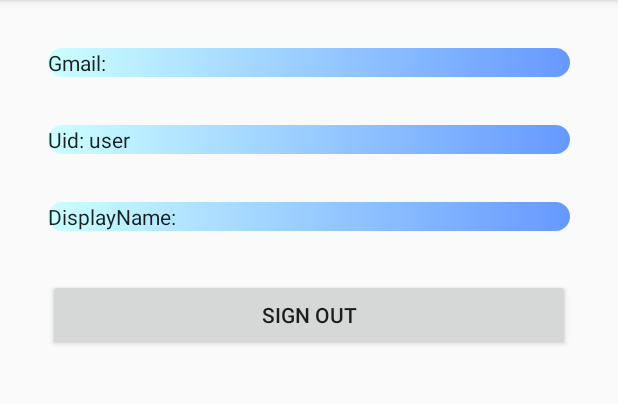
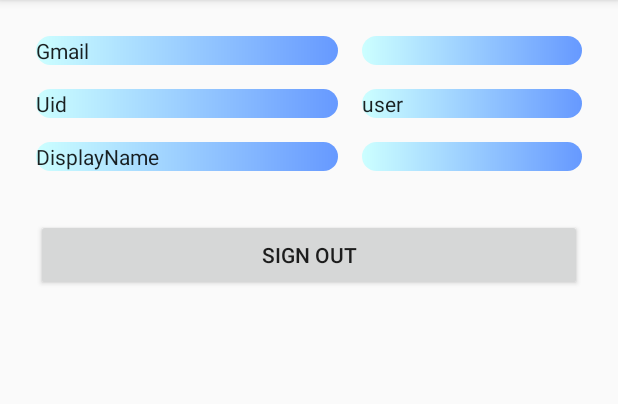
Before and after one commit to MOONYAN/EZShopping, an Android app: the MainActivity screen opened directly, with no data from a screen before it, after a tap on an icon or button, on a phone screen of 412 x 824 dp, the part 84-488 px from its top. Run offline under Robolectric (Android 15) with nearby library versions, the phone set to English and light mode, and no system bars; our stand-ins replace Firebase (no records; nobody signed in at launch, a user with empty details on screens opened directly).

Commit message:
fix account xml

```diff
--- a/app/build.gradle
+++ b/app/build.gradle
@@ -23,10 +23,10 @@ dependencies {
     compile fileTree(dir: 'libs', include: ['*.jar'])
     testCompile 'junit:junit:4.12'
     compile 'com.android.support:appcompat-v7:24.1.1'
-    compile 'com.google.firebase:firebase-core:9.2.1'
-    compile 'com.google.firebase:firebase-database:9.2.1'
-    compile 'com.google.firebase:firebase-auth:9.2.1'
-    compile 'com.google.android.gms:play-services-auth:9.2.1'
+    compile 'com.google.firebase:firebase-core:9.4.0'
+    compile 'com.google.firebase:firebase-database:9.4.0'
+    compile 'com.google.firebase:firebase-auth:9.4.0'
+    compile 'com.google.android.gms:play-services-auth:9.4.0'
     compile 'com.journeyapps:zxing-android-embedded:3.0.2@aar'
     compile 'com.google.zxing:core:3.2.0'
     compile 'com.android.support:support-v4:24.1.1'
--- a/app/src/main/java/tw/edu/ntut/ezshopping/AccountActivity.java
+++ b/app/src/main/java/tw/edu/ntut/ezshopping/AccountActivity.java
@@ -39,6 +39,8 @@ public class AccountActivity extends BaseActivity implements GoogleApiClient.OnC
     private TextView _gmailTextView;
     private TextView _uidTextView;
     private TextView _displayNameTextView;
+    private View _signInButton;
+    private View _signOutButton;
 
     @Override
     protected void onCreate(Bundle savedInstanceState)
@@ -98,11 +100,13 @@ public class AccountActivity extends BaseActivity implements GoogleApiClient.OnC
         _gmailTextView = (TextView) findViewById(R.id.gmail_text);
         _uidTextView = (TextView) findViewById(R.id.uid_text);
         _displayNameTextView = (TextView) findViewById(R.id.display_name_text);
+        _signInButton = findViewById(R.id.sign_in_button);
+        _signOutButton = findViewById(R.id.sign_out_button);
     }
 
     private void processControllers()
     {
-        findViewById(R.id.sign_in_button).setOnClickListener(new View.OnClickListener()
+        _signInButton.setOnClickListener(new View.OnClickListener()
         {
             @Override
             public void onClick(View view)
@@ -110,7 +114,7 @@ public class AccountActivity extends BaseActivity implements GoogleApiClient.OnC
                 signIn();
             }
         });
-        findViewById(R.id.sign_out_button).setOnClickListener(new View.OnClickListener()
+        _signOutButton.setOnClickListener(new View.OnClickListener()
         {
             @Override
             public void onClick(View view)
@@ -229,23 +233,20 @@ public class AccountActivity extends BaseActivity implements GoogleApiClient.OnC
             editor.putString("FirebaseId", user.getUid());
             FirebaseDatabase database = FirebaseDatabase.getInstance();
             database.getReference("user").child(user.getUid()).setValue(new User(user));
-
-            _gmailTextView.setText(getString(R.string.gmail_format_string, user.getEmail()));
-            _uidTextView.setText(getString(R.string.uid_format_string, user.getUid()));
-            _displayNameTextView.setText(getString(R.string.displayName_format_string, user.getDisplayName()));
-            findViewById(R.id.sign_in_button).setVisibility(View.GONE);
-            findViewById(R.id.sign_out_layout).setVisibility(View.VISIBLE);
+            _gmailTextView.setText(user.getEmail());
+            _uidTextView.setText(user.getUid());
+            _displayNameTextView.setText(user.getDisplayName());
+            _signInButton.setVisibility(View.GONE);
+            _signOutButton.setVisibility(View.VISIBLE);
         }
         else
         {
             editor.clear();
-
             _gmailTextView.setText(null);
             _uidTextView.setText(null);
             _displayNameTextView.setText(null);
-
-            findViewById(R.id.sign_in_button).setVisibility(View.VISIBLE);
-            findViewById(R.id.sign_out_layout).setVisibility(View.GONE);
+            _signInButton.setVisibility(View.VISIBLE);
+            _signOutButton.setVisibility(View.GONE);
         }
         editor.apply();
     }
--- a/app/src/main/java/tw/edu/ntut/ezshopping/CheckoutActivity.java
+++ b/app/src/main/java/tw/edu/ntut/ezshopping/CheckoutActivity.java
@@ -1,6 +1,5 @@
 package tw.edu.ntut.ezshopping;
 
-import android.content.SharedPreferences;
 import android.os.Bundle;
 import android.support.v7.app.ActionBar;
 import android.support.v7.widget.LinearLayoutManager;
@@ -51,8 +50,7 @@ public class CheckoutActivity extends BaseActivity
     private void initializeField()
     {
         _model = Model.getInstance();
-        SharedPreferences sharedPreferences = getSharedPreferences(getString(R.string.preferenceName), MODE_PRIVATE);
-        _uid = sharedPreferences.getString("FirebaseId", null);
+        _uid = _model.getFirebaseId();
         _cart = _model.getCart();
     }
 
--- a/app/src/main/java/tw/edu/ntut/ezshopping/LogActivity.java
+++ b/app/src/main/java/tw/edu/ntut/ezshopping/LogActivity.java
@@ -1,7 +1,6 @@
 package tw.edu.ntut.ezshopping;
 
 import android.content.Intent;
-import android.content.SharedPreferences;
 import android.os.Bundle;
 import android.support.v7.app.ActionBar;
 import android.support.v7.widget.LinearLayoutManager;
@@ -23,6 +22,7 @@ import java.util.List;
 import tw.edu.ntut.ezshopping.FireField.FireRecord;
 import tw.edu.ntut.ezshopping.ModelField.FireFactory;
 import tw.edu.ntut.ezshopping.ModelField.LogData;
+import tw.edu.ntut.ezshopping.ModelField.Model;
 import tw.edu.ntut.ezshopping.ModelField.Record;
 
 public class LogActivity extends BaseActivity
@@ -30,7 +30,6 @@ public class LogActivity extends BaseActivity
     private static final String TAG = "CartActivity";
     private RecyclerView _recyclerView;
     private TextView _totalCostText;
-    //    private List<Record> _recordList;
     private String _uid;
     private LogData _logData;
 
@@ -50,8 +49,7 @@ public class LogActivity extends BaseActivity
 
     private void initializeField()
     {
-        SharedPreferences sharedPreferences = getSharedPreferences(getString(R.string.preferenceName), MODE_PRIVATE);
-        _uid = sharedPreferences.getString("FirebaseId", null);
+        _uid = Model.getInstance().getFirebaseId();
     }
 
     private void initializeRecordList()
@@ -67,7 +65,6 @@ public class LogActivity extends BaseActivity
                 };
                 HashMap<String, FireRecord> fireRecordMap = dataSnapshot.getValue(genericTypeIndicator);
                 _logData = FireFactory.ParseLogData(fireRecordMap);
-//                _recordList = FireFactory.ParseRecordList(fireRecordMap);
                 Log.d(TAG, "onDataChange: end");
                 hideProgressDialog();
                 initializeRecyclerView();
--- a/app/src/main/java/tw/edu/ntut/ezshopping/MainActivity.java
+++ b/app/src/main/java/tw/edu/ntut/ezshopping/MainActivity.java
@@ -6,6 +6,8 @@ import android.os.Bundle;
 import android.support.v7.app.ActionBar;
 import android.support.v7.app.AppCompatActivity;
 import android.view.View;
+
+import tw.edu.ntut.ezshopping.ModelField.Model;
 
 public class MainActivity extends AppCompatActivity
 {
@@ -16,7 +18,10 @@ public class MainActivity extends AppCompatActivity
     {
         super.onResume();
         SharedPreferences sharedPreferences = getSharedPreferences(getString(R.string.preferenceName), MODE_PRIVATE);
-        if (sharedPreferences.getString("FirebaseId", null) == null)
+
+        String firebaseId = sharedPreferences.getString("FirebaseId", null);
+        Model.getInstance().setFirebaseId(firebaseId);
+        if (firebaseId == null)
         {
             Intent intent = new Intent(this, AccountActivity.class);
             startActivity(intent);
--- a/app/src/main/java/tw/edu/ntut/ezshopping/ModelField/Model.java
+++ b/app/src/main/java/tw/edu/ntut/ezshopping/ModelField/Model.java
@@ -7,7 +7,7 @@ public class Model
 {
     private static Model _model = new Model();
     private Cart _cart;
-    private User _user;
+    private String _firebaseId;
 
     private Model()
     {
@@ -17,6 +17,16 @@ public class Model
     public static Model getInstance()
     {
         return _model;
+    }
+
+    public String getFirebaseId()
+    {
+        return _firebaseId;
+    }
+
+    public void setFirebaseId(String firebaseId)
+    {
+        _firebaseId = firebaseId;
     }
 
     public Cart getCart()
--- a/app/src/main/res/layout/activity_account.xml
+++ b/app/src/main/res/layout/activity_account.xml
@@ -4,63 +4,96 @@
     xmlns:tools="http://schemas.android.com/tools"
     android:layout_width="match_parent"
     android:layout_height="match_parent"
+    android:layout_margin="@dimen/default_margin"
     android:orientation="vertical"
-    android:paddingBottom="@dimen/activity_vertical_margin"
-    android:paddingLeft="@dimen/activity_horizontal_margin"
-    android:paddingRight="@dimen/activity_horizontal_margin"
-    android:paddingTop="@dimen/activity_vertical_margin"
     tools:context="tw.edu.ntut.ezshopping.AccountActivity">
+
+    <TableLayout
+        android:layout_width="wrap_content"
+        android:layout_height="wrap_content"
+        android:stretchColumns="*"
+        android:layout_margin="@dimen/default_margin">
+
+        <TableRow>
+
+            <TextView
+                android:layout_width="match_parent"
+                android:layout_height="wrap_content"
+                android:layout_margin="@dimen/default_margin"
+                android:background="@drawable/retangle_drawable"
+                android:text="Gmail"
+                android:textAppearance="?android:attr/textAppearance"/>
 
             <TextView
                 android:id="@+id/gmail_text"
                 android:layout_width="match_parent"
                 android:layout_height="wrap_content"
-        android:layout_margin="16sp"
+                android:layout_margin="@dimen/default_margin"
                 android:background="@drawable/retangle_drawable"
-        android:text="Gmail:1787hz@gmail.com"
+                android:textAppearance="?android:attr/textAppearance"
+                tools:text="1787hz@gmail.com"/>
+        </TableRow>
+
+        <TableRow>
+
+            <TextView
+
+                android:layout_width="match_parent"
+                android:layout_height="wrap_content"
+                android:layout_margin="@dimen/default_margin"
+                android:background="@drawable/retangle_drawable"
+                android:text="Uid"
                 android:textAppearance="?android:attr/textAppearance"/>
 
             <TextView
                 android:id="@+id/uid_text"
                 android:layout_width="match_parent"
                 android:layout_height="wrap_content"
-        android:layout_margin="16sp"
+                android:layout_margin="@dimen/default_margin"
                 android:background="@drawable/retangle_drawable"
                 android:textAppearance="?android:attr/textAppearance"
-        tools:text="Uid: 123456789abc"/>
+                tools:text="123456789abc"/>
+        </TableRow>
+
+        <TableRow>
+
+            <TextView
+                android:layout_width="match_parent"
+                android:layout_height="wrap_content"
+                android:layout_margin="@dimen/default_margin"
+                android:background="@drawable/retangle_drawable"
+                android:text="DisplayName"
+                android:textAppearance="?android:attr/textAppearance"/>
 
             <TextView
                 android:id="@+id/display_name_text"
                 android:layout_width="match_parent"
                 android:layout_height="wrap_content"
-        android:layout_margin="16sp"
+                android:layout_margin="@dimen/default_margin"
                 android:background="@drawable/retangle_drawable"
                 android:textAppearance="?android:attr/textAppearance"
-        tools:text="DisplayName: 123456789abc"/>
+                tools:text="123456789abc"/>
+        </TableRow>
+    </TableLayout>
+
+    <LinearLayout
+        android:layout_width="match_parent"
+        android:layout_height="wrap_content"
+        android:orientation="vertical"
+        android:layout_margin="@dimen/default_margin">
 
         <com.google.android.gms.common.SignInButton
             android:id="@+id/sign_in_button"
             android:layout_width="match_parent"
             android:layout_height="wrap_content"
-        android:layout_centerInParent="true"
-        android:layout_margin="16sp"
-        />
-
-    <LinearLayout
-        android:id="@+id/sign_out_layout"
-        android:layout_width="match_parent"
-        android:layout_height="wrap_content"
-        android:layout_margin="16sp"
-        android:orientation="horizontal">
+            android:layout_margin="@dimen/default_margin"/>
 
         <Button
             android:id="@+id/sign_out_button"
-            android:layout_width="0dp"
+            android:layout_width="match_parent"
             android:layout_height="wrap_content"
-            android:layout_weight="1"
+            android:layout_margin="@dimen/default_margin"
             android:text="Sign Out"/>
+    </LinearLayout>
 
 </LinearLayout>
-
-
-</LinearLayout>
```
Lines whose indentation alone changed are shown as unchanged.
